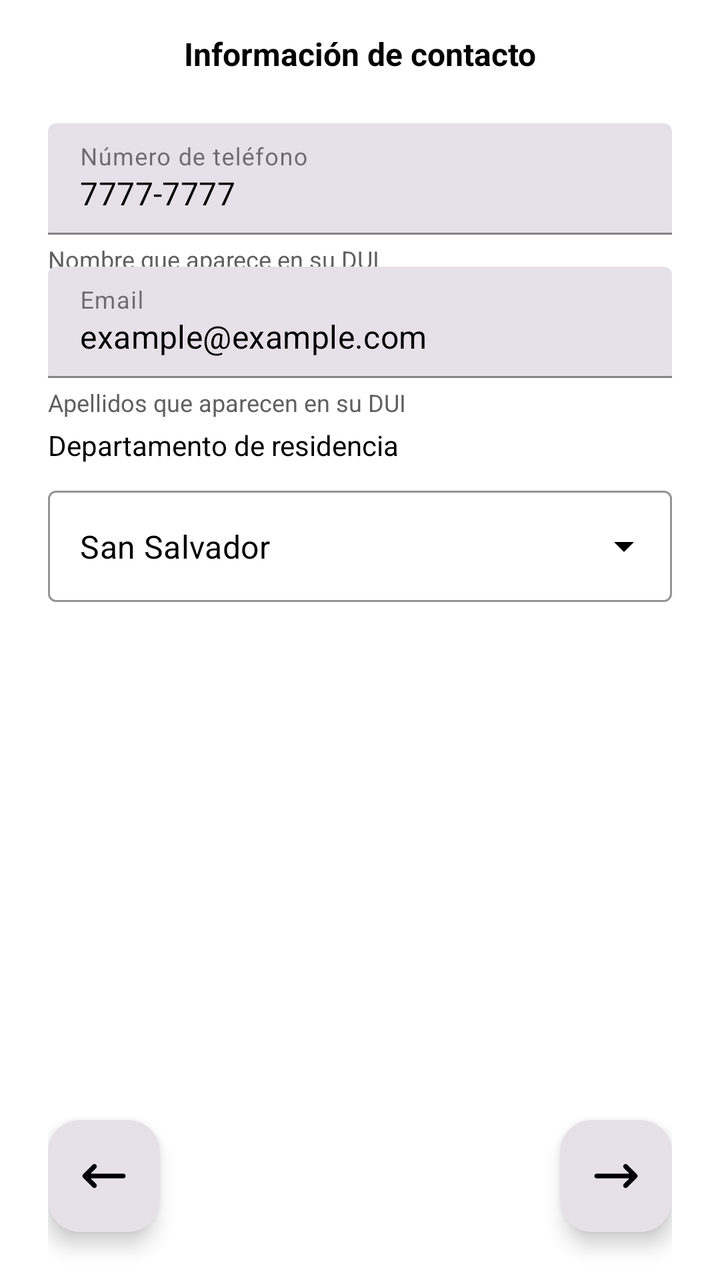
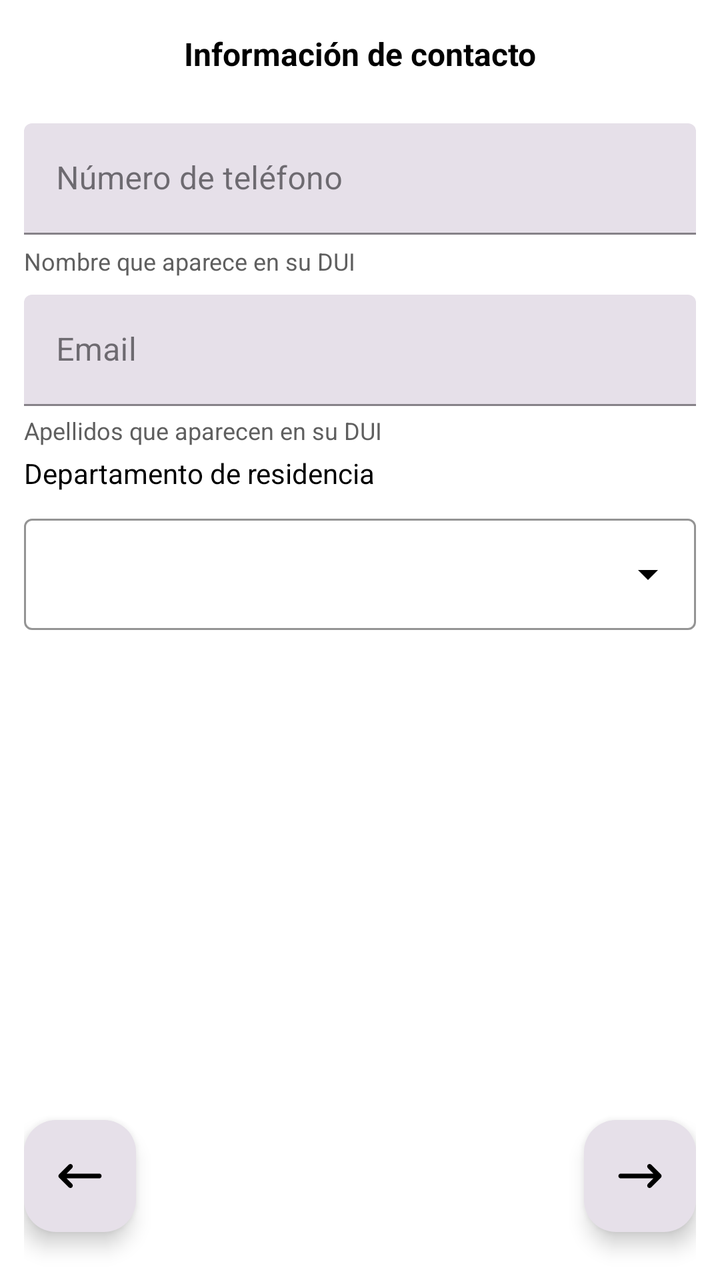

Before-and-after screenshots of an Android layout around one commit, followed by the original layout XML and the change that was made.
<!-- AndroidManifest.xml: application theme Theme.PSS -->
<!-- res/layout/step2_fragment.xml -->
<?xml version="1.0" encoding="utf-8"?>
<androidx.constraintlayout.widget.ConstraintLayout xmlns:android="http://schemas.android.com/apk/res/android"
    xmlns:app="http://schemas.android.com/apk/res-auto"
    android:layout_width="match_parent"
    android:layout_height="match_parent"
    android:paddingHorizontal="24dp"
    android:background="#FFFFFF">

    <TextView
        android:id="@+id/tvTitlePaso2"
        android:layout_width="wrap_content"
        android:layout_height="wrap_content"
        android:layout_marginTop="16dp"
        android:text="Información de contacto"
        android:textColor="#000000"
        android:textSize="16sp"
        android:textStyle="bold"
        app:layout_constraintEnd_toEndOf="parent"
        app:layout_constraintStart_toStartOf="parent"
        app:layout_constraintTop_toTopOf="parent" />

    
    <com.google.android.material.textfield.TextInputLayout
        android:id="@+id/tilTelefono"
        style="@style/Widget.MaterialComponents.TextInputLayout.FilledBox"
        android:layout_width="match_parent"
        android:layout_height="wrap_content"
        android:layout_marginTop="24dp"
        android:hint="Número de teléfono"
        app:boxBackgroundColor="@color/lila_claro"
        app:boxCornerRadiusTopStart="4dp"
        app:boxCornerRadiusTopEnd="4dp"
        app:boxCornerRadiusBottomStart="0dp"
        app:boxCornerRadiusBottomEnd="0dp"
        app:boxStrokeWidth="1dp"
        app:boxStrokeColor="#8F8F8F"
        app:endIconMode="clear_text"
        app:endIconTint="#000000"
        app:layout_constraintTop_toBottomOf="@id/tvTitlePaso2">

        <com.google.android.material.textfield.TextInputEditText
            android:layout_width="match_parent"
            android:layout_height="wrap_content"
            android:text="7777-7777"
            android:textColor="#000000"
            android:textSize="16sp" />
    </com.google.android.material.textfield.TextInputLayout>

    <TextView
        android:layout_width="wrap_content"
        android:layout_height="wrap_content"
        android:layout_marginTop="4dp"
        android:text="Nombre que aparece en su DUI"
        android:textColor="@color/gris_texto"
        android:textSize="12sp"
        app:layout_constraintStart_toStartOf="parent"
        app:layout_constraintTop_toBottomOf="@id/tilTelefono" />

    
    <com.google.android.material.textfield.TextInputLayout
        android:id="@+id/tilEmail"
        style="@style/Widget.MaterialComponents.TextInputLayout.FilledBox"
        android:layout_width="match_parent"
        android:layout_height="wrap_content"
        android:layout_marginTop="16dp"
        android:hint="Email"
        app:boxBackgroundColor="@color/lila_claro"
        app:boxCornerRadiusTopStart="4dp"
        app:boxCornerRadiusTopEnd="4dp"
        app:boxCornerRadiusBottomStart="0dp"
        app:boxCornerRadiusBottomEnd="0dp"
        app:boxStrokeWidth="1dp"
        app:boxStrokeColor="#8F8F8F"
        app:endIconMode="clear_text"
        app:endIconTint="#000000"
        app:layout_constraintTop_toBottomOf="@id/tilTelefono">

        <com.google.android.material.textfield.TextInputEditText
            android:layout_width="match_parent"
            android:layout_height="wrap_content"
            android:text="example@example.com"
            android:textColor="#000000"
            android:textSize="16sp" />
    </com.google.android.material.textfield.TextInputLayout>

    <TextView
        android:layout_width="wrap_content"
        android:layout_height="wrap_content"
        android:layout_marginTop="4dp"
        android:text="Apellidos que aparecen en su DUI"
        android:textColor="@color/gris_texto"
        android:textSize="12sp"
        app:layout_constraintStart_toStartOf="parent"
        app:layout_constraintTop_toBottomOf="@id/tilEmail" />

    
    <TextView
        android:id="@+id/tvLabelDepto"
        android:layout_width="wrap_content"
        android:layout_height="wrap_content"
        android:layout_marginTop="24dp"
        android:text="Departamento de residencia"
        android:textColor="#000000"
        android:textSize="14sp"
        app:layout_constraintStart_toStartOf="parent"
        app:layout_constraintTop_toBottomOf="@id/tilEmail" />

    
    <com.google.android.material.textfield.TextInputLayout
        android:id="@+id/tilDepartamento"
        style="@style/Widget.MaterialComponents.TextInputLayout.OutlinedBox.ExposedDropdownMenu"
        android:layout_width="match_parent"
        android:layout_height="wrap_content"
        android:layout_marginTop="8dp"
        app:boxStrokeColor="#8F8F8F"
        app:endIconTint="#000000"
        app:layout_constraintTop_toBottomOf="@id/tvLabelDepto">

        <AutoCompleteTextView
            android:layout_width="match_parent"
            android:layout_height="wrap_content"
            android:text="San Salvador"
            android:textColor="#000000"
            android:textSize="16sp"
            android:inputType="none" />
    </com.google.android.material.textfield.TextInputLayout>

    
    <com.google.android.material.floatingactionbutton.FloatingActionButton
        android:id="@+id/fabAtrasPaso2"
        android:layout_width="wrap_content"
        android:layout_height="wrap_content"
        android:layout_marginBottom="24dp"
        android:src="@drawable/left_arrow"
        app:backgroundTint="@color/lila_claro"
        app:layout_constraintBottom_toBottomOf="parent"
        app:layout_constraintStart_toStartOf="parent"
        app:tint="#000000" />

    <com.google.android.material.floatingactionbutton.FloatingActionButton
        android:id="@+id/fabSiguientePaso3"
        android:layout_width="wrap_content"
        android:layout_height="wrap_content"
        android:layout_marginBottom="24dp"
        android:src="@drawable/right_arrow"
        app:backgroundTint="@color/lila_claro"
        app:layout_constraintBottom_toBottomOf="parent"
        app:layout_constraintEnd_toEndOf="parent"
        app:tint="#000000" />

</androidx.constraintlayout.widget.ConstraintLayout>
<!-- resources referenced by this layout -->
<resources>
  <color name="gris_texto">#5F5F5F</color>
  <color name="lila_claro">#E6E0E9</color>
  <!-- drawable left_arrow (drawable) -->
  <vector xmlns:android="http://schemas.android.com/apk/res/android" android:height="40dp" android:viewportHeight="640" android:viewportWidth="640" android:width="40dp">
        
      <path android:fillColor="#FF000000" android:pathData="M41.4,297.4C28.9,309.9 28.9,330.2 41.4,342.7L169.4,470.7C181.9,483.2 202.2,483.2 214.7,470.7C227.2,458.2 227.2,437.9 214.7,425.4L141.3,352L576,352C593.7,352 608,337.7 608,320C608,302.3 593.7,288 576,288L141.3,288L214.7,214.6C227.2,202.1 227.2,181.8 214.7,169.3C202.2,156.8 181.9,156.8 169.4,169.3L41.4,297.3z"/>
      
  </vector>
  <!-- drawable right_arrow (drawable) -->
  <vector xmlns:android="http://schemas.android.com/apk/res/android" android:height="40dp" android:viewportHeight="640" android:viewportWidth="640" android:width="40dp">
        
      <path android:fillColor="#FF000000" android:pathData="M598.6,342.6C611.1,330.1 611.1,309.8 598.6,297.3L470.6,169.3C458.1,156.8 437.8,156.8 425.3,169.3C412.8,181.8 412.8,202.1 425.3,214.6L498.7,288L64,288C46.3,288 32,302.3 32,320C32,337.7 46.3,352 64,352L498.7,352L425.3,425.4C412.8,437.9 412.8,458.2 425.3,470.7C437.8,483.2 458.1,483.2 470.6,470.7L598.6,342.7z"/>
      
  </vector>
  <style name="Theme.PSS" parent="Base.Theme.PSS" />
  <style name="Base.Theme.PSS" parent="Theme.Material3.DayNight.NoActionBar">
          
          
      </style>
</resources>

<!-- the commit's change to res/layout/step2_fragment.xml (unified diff, before → after) -->
@@ -3,7 +3,7 @@
     xmlns:app="http://schemas.android.com/apk/res-auto"
     android:layout_width="match_parent"
     android:layout_height="match_parent"
-    android:paddingHorizontal="24dp"
+    android:paddingHorizontal="12dp"
     android:background="#FFFFFF">
 
     <TextView
@@ -39,9 +39,9 @@
         app:layout_constraintTop_toBottomOf="@id/tvTitlePaso2">
 
         <com.google.android.material.textfield.TextInputEditText
+            android:id="@+id/edtTelefono"
             android:layout_width="match_parent"
             android:layout_height="wrap_content"
-            android:text="7777-7777"
             android:textColor="#000000"
             android:textSize="16sp" />
     </com.google.android.material.textfield.TextInputLayout>
@@ -49,7 +49,7 @@
     <TextView
         android:layout_width="wrap_content"
         android:layout_height="wrap_content"
-        android:layout_marginTop="4dp"
+        android:layout_marginTop="5dp"
         android:text="Nombre que aparece en su DUI"
         android:textColor="@color/gris_texto"
         android:textSize="12sp"
@@ -62,7 +62,7 @@
         style="@style/Widget.MaterialComponents.TextInputLayout.FilledBox"
         android:layout_width="match_parent"
         android:layout_height="wrap_content"
-        android:layout_marginTop="16dp"
+        android:layout_marginTop="30dp"
         android:hint="Email"
         app:boxBackgroundColor="@color/lila_claro"
         app:boxCornerRadiusTopStart="4dp"
@@ -76,9 +76,9 @@
         app:layout_constraintTop_toBottomOf="@id/tilTelefono">
 
         <com.google.android.material.textfield.TextInputEditText
+            android:id="@+id/edtEmail"
             android:layout_width="match_parent"
             android:layout_height="wrap_content"
-            android:text="example@example.com"
             android:textColor="#000000"
             android:textSize="16sp" />
     </com.google.android.material.textfield.TextInputLayout>
@@ -117,9 +117,9 @@
         app:layout_constraintTop_toBottomOf="@id/tvLabelDepto">
 
         <AutoCompleteTextView
+            android:id="@+id/actvDepartamento"
             android:layout_width="match_parent"
             android:layout_height="wrap_content"
-            android:text="San Salvador"
             android:textColor="#000000"
             android:textSize="16sp"
             android:inputType="none" />
